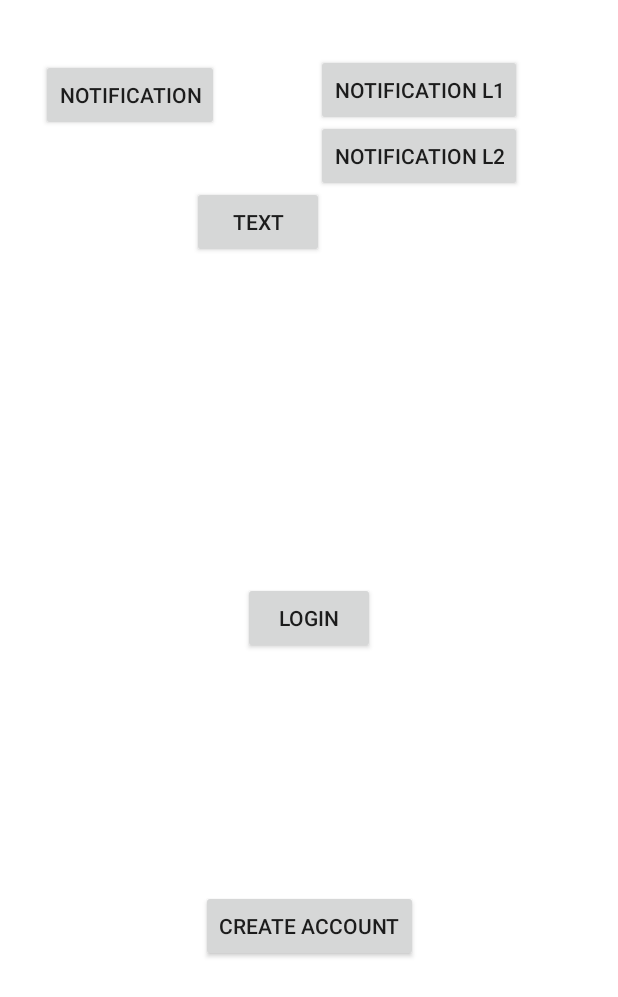
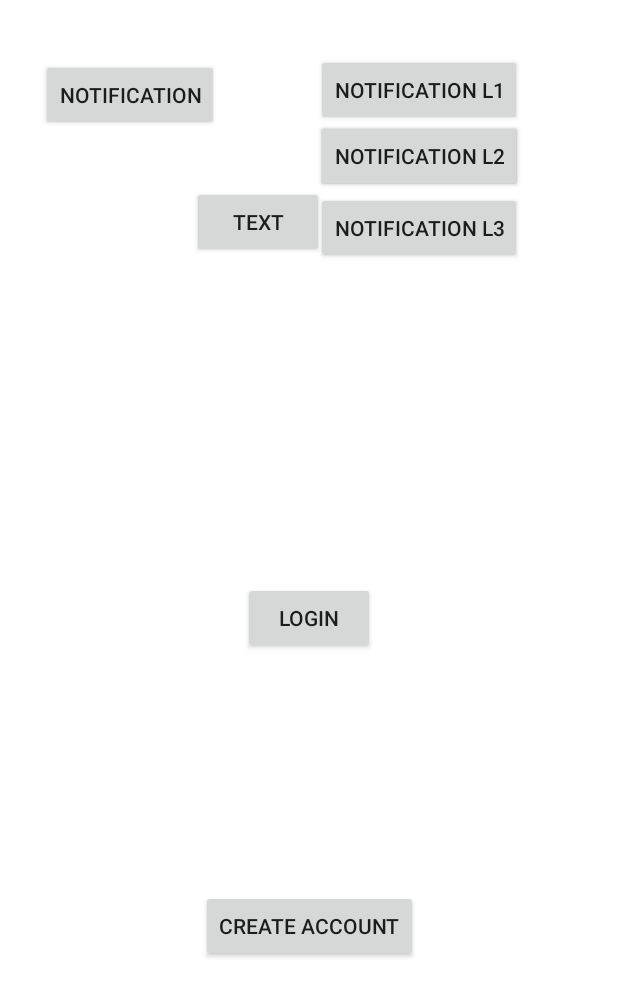
Before and after one commit to biner1999/night-travel, an Android app: the screen it shows after launch (MainActivity), on a phone screen of 412 x 824 dp. Shown: the top 997 px of the screen. Run offline under Robolectric (Android 15) with nearby library versions, the phone set to English and light mode, and no system bars.

Commit message:
almost fully functional L3 and L4 notifications, needs correct text for the SMS and L3 needs to be able to send to multiple emergency contacts

```diff
--- a/app/src/main/AndroidManifest.xml
+++ b/app/src/main/AndroidManifest.xml
@@ -55,6 +55,8 @@
         <service android:name=".NotificationsService" />
         <service android:name=".L1NotificationsService" />
         <service android:name=".L2NotificationsService" />
+        <service android:name=".L3NotificationsService" />
+        <service android:name=".L4NotificationsService" />
     </application>
 
 </manifest>
--- a/app/src/main/java/com/example/routetracker/MainActivity.java
+++ b/app/src/main/java/com/example/routetracker/MainActivity.java
@@ -27,20 +27,22 @@ import android.widget.Button;
 
 public class MainActivity extends AppCompatActivity {
 
-    private static final int PERMISSIONS_REQUEST_ACCESS_FINE_LOCATION = 1;
     private static final int PERMISSIONS_REQUEST_ENABLE_GPS = 9002;
-    private static final int MY_PERMISSIONS_REQUEST_SEND_SMS = 1;
+    private static final int ASK_MULTIPLE_PERMISSION_REQUEST_CODE = 1;
 
-    private void getLocationPermission() {
-
-        if (ContextCompat.checkSelfPermission(this.getApplicationContext(),
-                Manifest.permission.ACCESS_FINE_LOCATION)
-                != PackageManager.PERMISSION_GRANTED) {
-                    ActivityCompat.requestPermissions(this,
-                        new String[]{Manifest.permission.ACCESS_FINE_LOCATION},
-                        PERMISSIONS_REQUEST_ACCESS_FINE_LOCATION);
-
+/*    private void getPermission() {
+        int PERMISSION_ALL = 1;
+        String[] PERMISSIONS = {Manifest.permission.ACCESS_FINE_LOCATION, Manifest.permission.SEND_SMS};
+        if(!hasPermissions(this, PERMISSIONS)){
+            ActivityCompat.requestPermissions(this, PERMISSIONS, PERMISSION_ALL);
         }
+    }*/
+    private void getPermission() {
+        requestPermissions(new String[]{
+                //just add a permission in here for user to allow it
+                        Manifest.permission.SEND_SMS,
+                        Manifest.permission.ACCESS_FINE_LOCATION},
+                ASK_MULTIPLE_PERMISSION_REQUEST_CODE);
     }
     //Test To See If Commit Changes
     //Additional Test To See If Changes Occur
@@ -75,8 +77,7 @@ public class MainActivity extends AppCompatActivity {
         super.onCreate(savedInstanceState);
         setContentView(R.layout.activity_main);
 
-
-        getLocationPermission();
+        getPermission();
         isMapsEnabled();
 
         createNewUser();
@@ -141,8 +142,17 @@ public class MainActivity extends AppCompatActivity {
         stopService(L2ServiceIntent);
     }
 
+    public void startL3Service(View v) {
+        Intent L3ServiceIntent = new Intent(this, L3NotificationsService.class);
+        startService(L3ServiceIntent);
+    }
+
+    public void stopL3Service(View v) {
+        Intent L3ServiceIntent = new Intent(this, L3NotificationsService.class);
+        stopService(L3ServiceIntent);
+    }
     //to be moved out of here
-    public void sendSMS(View v) {
+/*    public void sendSMS(View v) {
         if (ContextCompat.checkSelfPermission(this,
                 Manifest.permission.SEND_SMS)
                 != PackageManager.PERMISSION_GRANTED) {
@@ -157,7 +167,7 @@ public class MainActivity extends AppCompatActivity {
 
         SmsManager smsManager = SmsManager.getDefault();
         smsManager.sendTextMessage("07706473014", null, "Working", null, null);
-    }
+    }*/
 
 
 }
--- a/app/src/main/res/layout/activity_main.xml
+++ b/app/src/main/res/layout/activity_main.xml
@@ -74,4 +74,28 @@
         android:text="Notification L2"
         app:layout_constraintEnd_toEndOf="parent"
         app:layout_constraintTop_toTopOf="parent" />
+
+    <Button
+        android:id="@+id/test_button_4"
+        android:layout_width="wrap_content"
+        android:layout_height="wrap_content"
+        android:layout_marginTop="128dp"
+        android:layout_marginEnd="64dp"
+        android:layout_marginRight="64dp"
+        android:onClick="startL3Service"
+        android:text="Notification L3"
+        app:layout_constraintEnd_toEndOf="parent"
+        app:layout_constraintTop_toTopOf="parent" />
+
+    <Button
+        android:id="@+id/test_button_"
+        android:layout_width="wrap_content"
+        android:layout_height="wrap_content"
+        android:layout_marginTop="80dp"
+        android:layout_marginEnd="64dp"
+        android:layout_marginRight="64dp"
+        android:onClick="startL2Service"
+        android:text="Notification L2"
+        app:layout_constraintEnd_toEndOf="parent"
+        app:layout_constraintTop_toTopOf="parent" />
 </androidx.constraintlayout.widget.ConstraintLayout>
```
Also changed, not shown: app/src/main/java/com/example/routetracker/L3NotificationsService.java (added, +138 -0 lines), app/src/main/java/com/example/routetracker/L4NotificationsService.java (added, +134 -0 lines).
